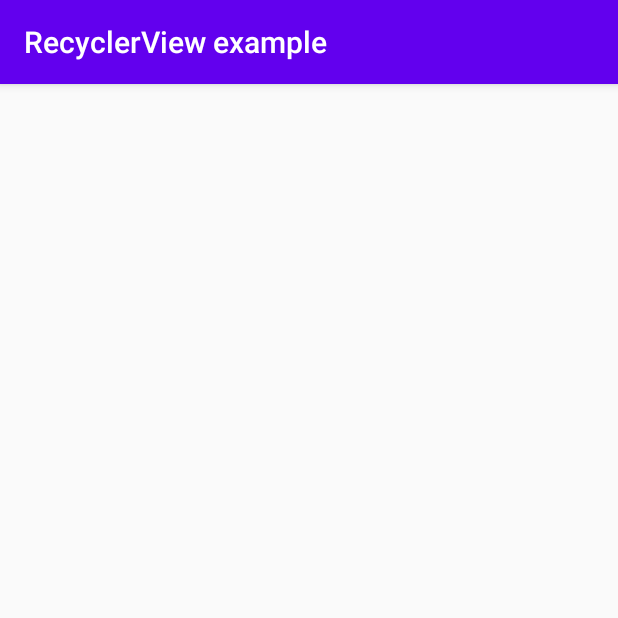
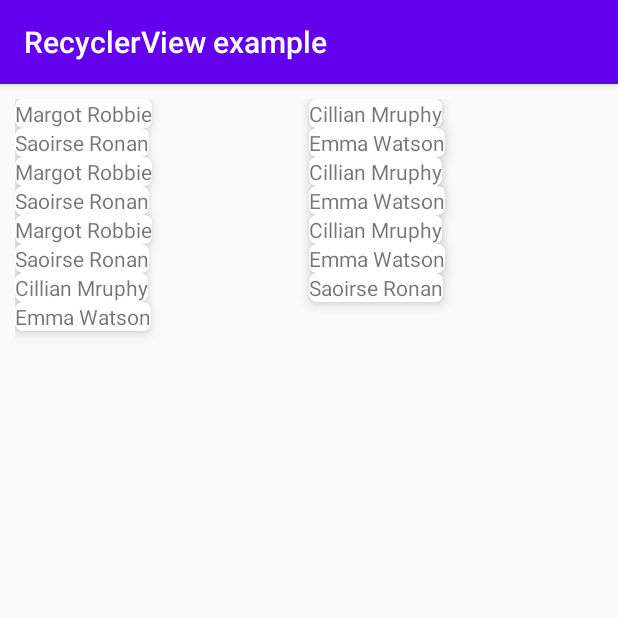
Before and after one commit to heungsikyu/RecyclerView, an Android app: the screen it shows after launch (MainActivity), on a phone screen of 412 x 824 dp, the top half of it. Run offline under Robolectric (Android 15) with nearby library versions, the phone set to English and light mode, and no system bars; 2 statements that could not run were skipped.

Commit message:
adapter 생성

```diff
--- a/app/build.gradle
+++ b/app/build.gradle
@@ -27,6 +27,7 @@ dependencies {
     implementation 'androidx.appcompat:appcompat:1.1.0'
     implementation 'androidx.constraintlayout:constraintlayout:1.1.3'
     implementation 'androidx.recyclerview:recyclerview:1.1.0'
+    implementation "androidx.cardview:cardview:1.0.0"
     testImplementation 'junit:junit:4.12'
     androidTestImplementation 'androidx.test.ext:junit:1.1.1'
     androidTestImplementation 'androidx.test.espresso:espresso-core:3.2.0'
--- /dev/null
+++ b/app/src/main/java/org/hueanalysis/recyclerviewexample/Contact.java
@@ -0,0 +1,48 @@
+package org.hueanalysis.recyclerviewexample;
+
+public class Contact {
+
+    private String name ;
+    private String email;
+    private String imageUrl;
+
+    public Contact(String name, String email, String imageUrl) {
+        this.name = name;
+        this.email = email;
+        this.imageUrl = imageUrl;
+    }
+
+    public String getName() {
+        return name;
+    }
+
+    public String getEmail() {
+        return email;
+    }
+
+    public String getImageUrl() {
+        return imageUrl;
+    }
+
+
+    public void setName(String name) {
+        this.name = name;
+    }
+
+    public void setEmail(String email) {
+        this.email = email;
+    }
+
+    public void setImageUrl(String imageUrl) {
+        this.imageUrl = imageUrl;
+    }
+
+    @Override
+    public String toString() {
+        return "Contact{" +
+                "name='" + name + '\'' +
+                ", email='" + email + '\'' +
+                ", imageUrl='" + imageUrl + '\'' +
+                '}';
+    }
+}
--- /dev/null
+++ b/app/src/main/java/org/hueanalysis/recyclerviewexample/ContactsRecViewAdapter.java
@@ -0,0 +1,78 @@
+package org.hueanalysis.recyclerviewexample;
+
+import android.content.Context;
+import android.view.LayoutInflater;
+import android.view.View;
+import android.view.ViewGroup;
+import android.widget.RelativeLayout;
+import android.widget.TextView;
+import android.widget.Toast;
+
+import org.w3c.dom.Text;
+
+import java.util.ArrayList;
+
+import androidx.annotation.NonNull;
+import androidx.recyclerview.widget.RecyclerView;
+
+public class ContactsRecViewAdapter extends RecyclerView.Adapter<ContactsRecViewAdapter.ItemViewHolder> {
+
+    private ArrayList<Contact> contacts = new ArrayList<>();
+
+    private Context context;
+
+
+    public ContactsRecViewAdapter(Context context) {
+        this.context = context;
+    }
+
+    @NonNull
+    @Override
+    public ItemViewHolder onCreateViewHolder(@NonNull ViewGroup parent, int viewType) {
+        View view = LayoutInflater.from(parent.getContext()).inflate(R.layout.contacts_list_item, parent, false);
+        ItemViewHolder holder = new ItemViewHolder(view);
+
+        return holder;
+    }
+
+
+    @Override
+    public void onBindViewHolder(@NonNull ItemViewHolder holder, final int position) {
+        holder.txtName.setText(contacts.get(position).getName());
+        holder.parent.setOnClickListener(new View.OnClickListener(){
+            @Override
+            public void onClick(View v) {
+                Toast.makeText(context, contacts.get(position).getName(), Toast.LENGTH_SHORT).show();
+            }
+        });
+
+    }
+
+    @Override
+    public int getItemCount() {
+        return contacts.size();
+    }
+
+
+    public void setContacts(ArrayList<Contact> contacts) {
+        this.contacts = contacts;
+        notifyDataSetChanged();
+    }
+
+
+    public class ItemViewHolder extends RecyclerView.ViewHolder{
+
+        private TextView txtName ;
+
+        private RelativeLayout parent;
+
+        public ItemViewHolder(@NonNull View itemView) {
+            super(itemView);
+
+            txtName = itemView.findViewById(R.id.txtName);
+            parent = itemView.findViewById(R.id.parent);
+        }
+    }
+
+
+}
--- a/app/src/main/java/org/hueanalysis/recyclerviewexample/MainActivity.java
+++ b/app/src/main/java/org/hueanalysis/recyclerviewexample/MainActivity.java
@@ -1,14 +1,55 @@
 package org.hueanalysis.recyclerviewexample;
 
 import androidx.appcompat.app.AppCompatActivity;
+import androidx.recyclerview.widget.GridLayoutManager;
+import androidx.recyclerview.widget.LinearLayoutManager;
+import androidx.recyclerview.widget.RecyclerView;
 
 import android.os.Bundle;
+import android.widget.RelativeLayout;
+
+import java.util.ArrayList;
 
 public class MainActivity extends AppCompatActivity {
+
+    private RecyclerView contactsRecView;
 
     @Override
     protected void onCreate(Bundle savedInstanceState) {
         super.onCreate(savedInstanceState);
         setContentView(R.layout.activity_main);
+
+        contactsRecView = findViewById(R.id.contactsRecView);
+
+        ArrayList<Contact> contacts = new ArrayList<>();
+
+        contacts.add(new Contact("Margot Robbie", "marog@gmail.com", "https://thumbor.forbes.com/thumbor/fit-in/416x416/filters%3Aformat%28jpg%29/https%3A%2F%2Fspecials-images.forbesimg.com%2Fimageserve%2F585404d54bbe6f1f20e92308%2F0x0.jpg%3Fbackground%3D000000%26cropX1%3D0%26cropX2%3D744%26cropY1%3D58%26cropY2%3D802" ) );
+        contacts.add(new Contact("Cillian Mruphy", "Chillian@gmail.com", "https://upload.wikimedia.org/wikipedia/commons/thumb/a/a5/Cillian_Murphy_Press_Conference_The_Party_Berlinale_2017_02cr.jpg/440px-Cillian_Murphy_Press_Conference_The_Party_Berlinale_2017_02cr.jpg" ) );
+        contacts.add(new Contact("Saoirse Ronan", "saoirse@gmail.com", "https://upload.wikimedia.org/wikipedia/commons/f/f5/Saoirse_Ronan_in_2018.png" ) );
+
+        contacts.add(new Contact("Emma Watson", "emma@gmail.com", "https://upload.wikimedia.org/wikipedia/commons/0/0a/Emma_Watson_interview_in_2017.jpg" ) );
+        contacts.add(new Contact("Margot Robbie", "marog@gmail.com", "https://thumbor.forbes.com/thumbor/fit-in/416x416/filters%3Aformat%28jpg%29/https%3A%2F%2Fspecials-images.forbesimg.com%2Fimageserve%2F585404d54bbe6f1f20e92308%2F0x0.jpg%3Fbackground%3D000000%26cropX1%3D0%26cropX2%3D744%26cropY1%3D58%26cropY2%3D802" ) );
+        contacts.add(new Contact("Cillian Mruphy", "Chillian@gmail.com", "https://upload.wikimedia.org/wikipedia/commons/thumb/a/a5/Cillian_Murphy_Press_Conference_The_Party_Berlinale_2017_02cr.jpg/440px-Cillian_Murphy_Press_Conference_The_Party_Berlinale_2017_02cr.jpg" ) );
+
+        contacts.add(new Contact("Saoirse Ronan", "saoirse@gmail.com", "https://upload.wikimedia.org/wikipedia/commons/f/f5/Saoirse_Ronan_in_2018.png" ) );
+        contacts.add(new Contact("Emma Watson", "emma@gmail.com", "https://upload.wikimedia.org/wikipedia/commons/0/0a/Emma_Watson_interview_in_2017.jpg" ) );
+        contacts.add(new Contact("Margot Robbie", "marog@gmail.com", "https://thumbor.forbes.com/thumbor/fit-in/416x416/filters%3Aformat%28jpg%29/https%3A%2F%2Fspecials-images.forbesimg.com%2Fimageserve%2F585404d54bbe6f1f20e92308%2F0x0.jpg%3Fbackground%3D000000%26cropX1%3D0%26cropX2%3D744%26cropY1%3D58%26cropY2%3D802" ) );
+
+        contacts.add(new Contact("Cillian Mruphy", "Chillian@gmail.com", "https://upload.wikimedia.org/wikipedia/commons/thumb/a/a5/Cillian_Murphy_Press_Conference_The_Party_Berlinale_2017_02cr.jpg/440px-Cillian_Murphy_Press_Conference_The_Party_Berlinale_2017_02cr.jpg" ) );
+        contacts.add(new Contact("Saoirse Ronan", "saoirse@gmail.com", "https://upload.wikimedia.org/wikipedia/commons/f/f5/Saoirse_Ronan_in_2018.png" ) );
+        contacts.add(new Contact("Emma Watson", "emma@gmail.com", "https://upload.wikimedia.org/wikipedia/commons/0/0a/Emma_Watson_interview_in_2017.jpg" ) );
+
+        contacts.add(new Contact("Cillian Mruphy", "Chillian@gmail.com", "https://upload.wikimedia.org/wikipedia/commons/thumb/a/a5/Cillian_Murphy_Press_Conference_The_Party_Berlinale_2017_02cr.jpg/440px-Cillian_Murphy_Press_Conference_The_Party_Berlinale_2017_02cr.jpg" ) );
+        contacts.add(new Contact("Saoirse Ronan", "saoirse@gmail.com", "https://upload.wikimedia.org/wikipedia/commons/f/f5/Saoirse_Ronan_in_2018.png" ) );
+        contacts.add(new Contact("Emma Watson", "emma@gmail.com", "https://upload.wikimedia.org/wikipedia/commons/0/0a/Emma_Watson_interview_in_2017.jpg" ) );
+
+
+        ContactsRecViewAdapter adapter = new ContactsRecViewAdapter(this);
+        adapter.setContacts(contacts);
+
+        contactsRecView.setAdapter(adapter);
+        //contactsRecView.setLayoutManager(new LinearLayoutManager(this, LinearLayoutManager.VERTICAL, false));
+        contactsRecView.setLayoutManager(new GridLayoutManager(this, 2));
+
     }
 }
--- /dev/null
+++ b/app/src/main/res/layout/contacts_list_item.xml
@@ -0,0 +1,27 @@
+<?xml version="1.0" encoding="utf-8"?>
+<androidx.cardview.widget.CardView xmlns:android="http://schemas.android.com/apk/res/android"
+    android:layout_width="wrap_content"
+    android:layout_height="wrap_content"
+    xmlns:app="http://schemas.android.com/apk/res-auto"
+    android:padding="10dp"
+    android:id="@+id/parent"
+    app:cardElevation="5dp"
+    app:cardCornerRadius="5dp">
+
+    <RelativeLayout
+        android:layout_width="wrap_content"
+        android:layout_height="wrap_content">
+
+        <TextView
+            android:layout_width="wrap_content"
+            android:layout_height="wrap_content"
+            android:text="Contact Name"
+            android:id="@+id/txtName"
+            android:layout_centerHorizontal="true"/>
+
+
+    </RelativeLayout>
+
+
+
+</androidx.cardview.widget.CardView>
```
